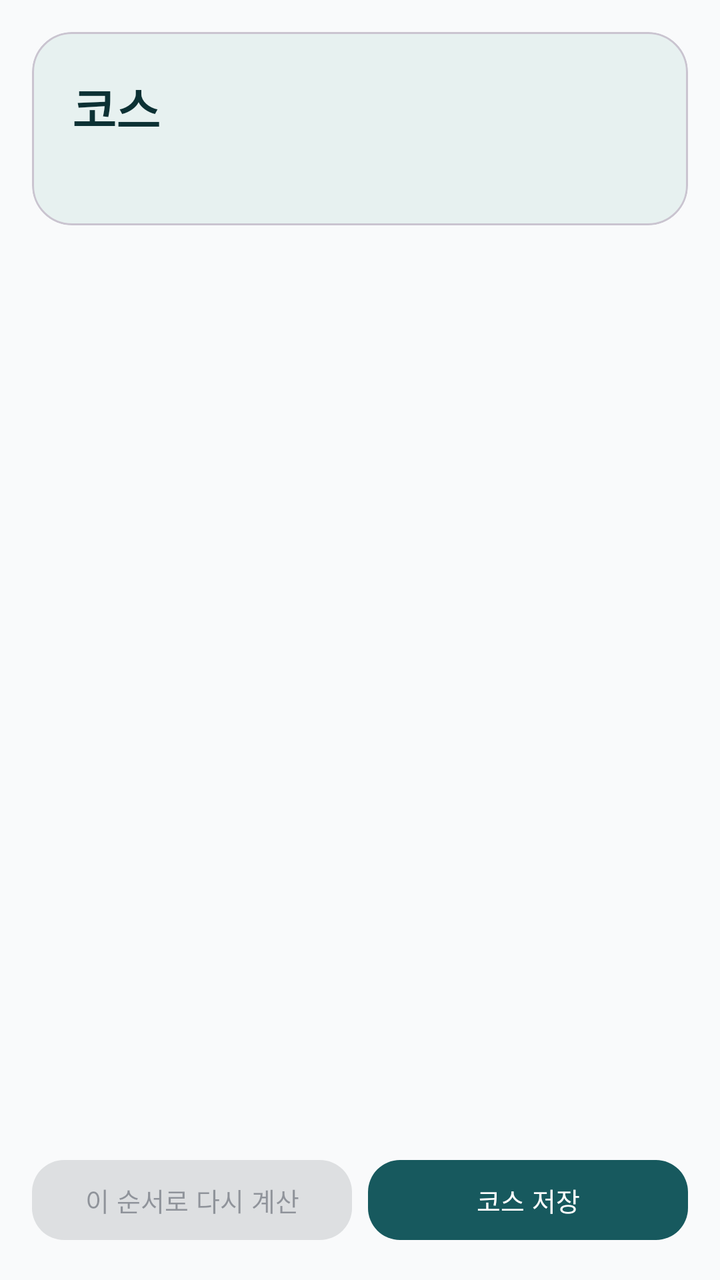
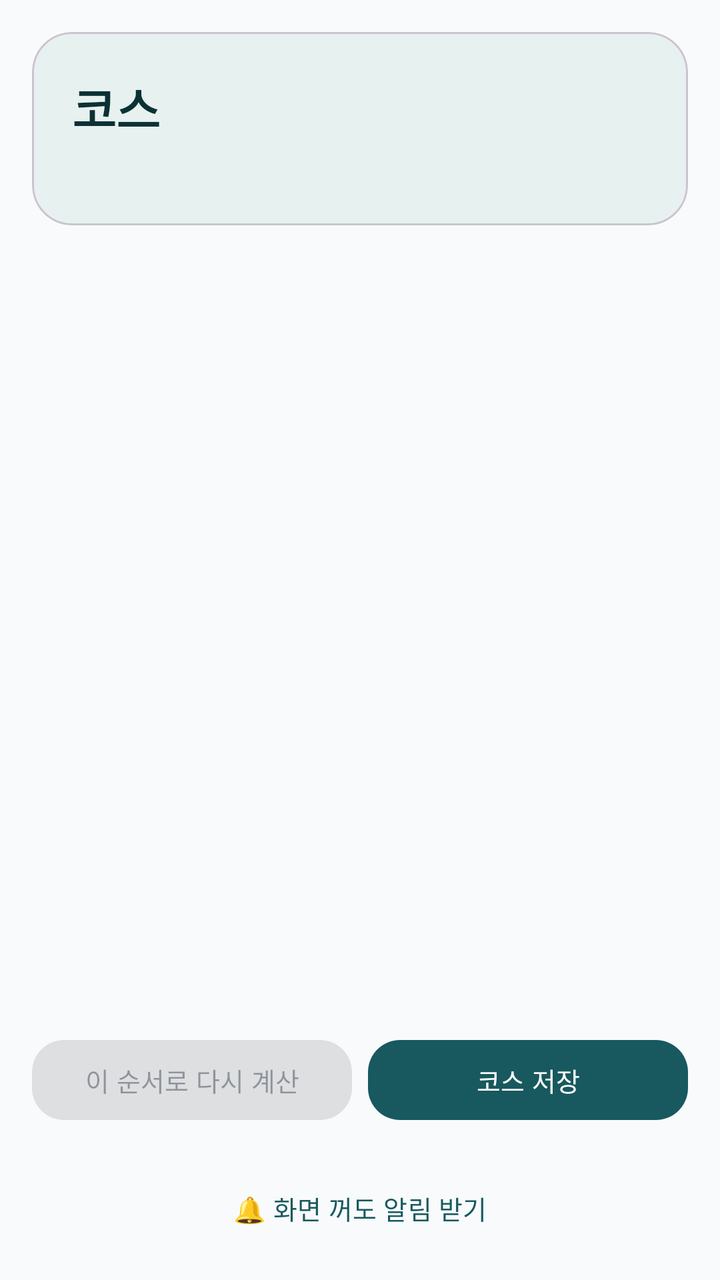

An Android layout rendered at two revisions. The XML below is the earlier revision; the diff shows what the commit changed to produce the second picture.
<!-- AndroidManifest.xml: application theme Theme.Yeobaek -->
<!-- res/layout/activity_yeobaek_planner.xml -->
<?xml version="1.0" encoding="utf-8"?>
<LinearLayout xmlns:android="http://schemas.android.com/apk/res/android"
    xmlns:app="http://schemas.android.com/apk/res-auto"
    android:layout_width="match_parent"
    android:layout_height="match_parent"
    android:orientation="vertical"
    android:background="@color/ye_background">

    <com.google.android.material.card.MaterialCardView
        android:layout_width="match_parent"
        android:layout_height="wrap_content"
        android:layout_margin="16dp"
        app:cardElevation="0dp"
        app:cardBackgroundColor="@color/ye_primary_container"
        app:cardCornerRadius="20dp">

        <LinearLayout
            android:layout_width="match_parent"
            android:layout_height="wrap_content"
            android:orientation="vertical"
            android:padding="20dp">

            <TextView
                android:id="@+id/planner_saved"
                android:layout_width="wrap_content"
                android:layout_height="wrap_content"
                android:text="코스"
                android:textColor="@color/ye_on_primary_container"
                android:textSize="24sp"
                android:textStyle="bold" />

            <TextView
                android:id="@+id/planner_sub"
                android:layout_width="wrap_content"
                android:layout_height="wrap_content"
                android:layout_marginTop="4dp"
                android:text=""
                android:textColor="@color/ye_on_primary_container"
                android:textSize="13sp" />

            <TextView
                android:id="@+id/planner_hint"
                android:layout_width="wrap_content"
                android:layout_height="wrap_content"
                android:layout_marginTop="8dp"
                android:text=""
                android:textColor="@color/ye_on_primary_container"
                android:textStyle="bold"
                android:textSize="12sp"
                android:visibility="gone" />
        </LinearLayout>
    </com.google.android.material.card.MaterialCardView>

    
    <com.google.android.material.card.MaterialCardView
        android:id="@+id/planner_alert"
        android:layout_width="match_parent"
        android:layout_height="wrap_content"
        android:layout_marginHorizontal="16dp"
        android:layout_marginBottom="8dp"
        android:visibility="gone"
        app:cardElevation="0dp"
        app:strokeColor="@color/ye_lv4"
        app:strokeWidth="1dp"
        app:cardBackgroundColor="@color/ye_surface"
        app:cardCornerRadius="16dp">

        <TextView
            android:id="@+id/planner_alert_text"
            android:layout_width="match_parent"
            android:layout_height="wrap_content"
            android:padding="14dp"
            android:text=""
            android:textColor="@color/ye_lv4"
            android:textStyle="bold"
            android:textSize="13sp" />
    </com.google.android.material.card.MaterialCardView>

    
    <TextView
        android:id="@+id/planner_edit_hint"
        android:layout_width="match_parent"
        android:layout_height="wrap_content"
        android:layout_marginHorizontal="16dp"
        android:layout_marginBottom="8dp"
        android:text="순서를 바꿨어요 — 다시 계산하면 도착 시각과 혼잡도가 갱신됩니다"
        android:textColor="@color/ye_on_surface_variant"
        android:textSize="12sp"
        android:visibility="gone" />

    <androidx.recyclerview.widget.RecyclerView
        android:id="@+id/planner_list"
        android:layout_width="match_parent"
        android:layout_height="0dp"
        android:layout_weight="1"
        android:clipToPadding="false"
        android:paddingBottom="8dp" />

    
    <LinearLayout
        android:layout_width="match_parent"
        android:layout_height="wrap_content"
        android:orientation="horizontal"
        android:paddingHorizontal="16dp"
        android:paddingBottom="16dp">

        <com.google.android.material.button.MaterialButton
            android:id="@+id/planner_recalc"
            style="@style/Widget.Material3.Button.TonalButton"
            android:layout_width="0dp"
            android:layout_height="wrap_content"
            android:layout_weight="1"
            android:layout_marginEnd="8dp"
            android:enabled="false"
            android:text="이 순서로 다시 계산"
            android:textSize="13sp"
            app:cornerRadius="16dp" />

        <com.google.android.material.button.MaterialButton
            android:id="@+id/planner_save"
            android:layout_width="0dp"
            android:layout_height="wrap_content"
            android:layout_weight="1"
            android:text="코스 저장"
            android:textSize="13sp"
            app:cornerRadius="16dp" />
    </LinearLayout>
</LinearLayout>
<!-- resources referenced by this layout -->
<resources>
  <color name="ye_background">#F9FAFB</color>
  <color name="ye_lv4">#93454A</color>
  <color name="ye_on_primary_container">#0C3134</color>
  <color name="ye_on_surface_variant">#6B7280</color>
  <color name="ye_primary_container">#E7F1F0</color>
  <color name="ye_surface">#FFFFFF</color>
  <style name="Theme.Yeobaek" parent="Theme.Material3.Light.NoActionBar">
          <item name="colorPrimary">@color/ye_primary</item>
          <item name="colorOnPrimary">@color/ye_on_primary</item>
          <item name="colorPrimaryContainer">@color/ye_primary_container</item>
          <item name="colorOnPrimaryContainer">@color/ye_on_primary_container</item>
          <item name="colorSecondary">@color/ye_secondary</item>
          <item name="android:colorBackground">@color/ye_background</item>
          <item name="colorSurface">@color/ye_surface</item>
          <item name="colorSurfaceVariant">@color/ye_surface_variant</item>
          <item name="colorOnSurface">@color/ye_on_surface</item>
          <item name="colorOnSurfaceVariant">@color/ye_on_surface_variant</item>
          <item name="colorOutline">@color/ye_outline</item>
          <item name="android:statusBarColor">@color/ye_background</item>
          <item name="android:windowLightStatusBar">true</item>
      </style>
  <color name="ye_primary">#17595E</color>
  <color name="ye_on_primary">#FFFFFF</color>
  <color name="ye_secondary">#0F3E42</color>
  <color name="ye_surface_variant">#EEF3F3</color>
  <color name="ye_on_surface">#111827</color>
  <color name="ye_outline">#DEE7E7</color>
</resources>

<!-- the commit's change to res/layout/activity_yeobaek_planner.xml (unified diff, before → after) -->
@@ -125,4 +125,15 @@
             android:textSize="13sp"
             app:cornerRadius="16dp" />
     </LinearLayout>
+
+    
+    <com.google.android.material.button.MaterialButton
+        android:id="@+id/planner_notify"
+        style="@style/Widget.Material3.Button.TextButton"
+        android:layout_width="match_parent"
+        android:layout_height="wrap_content"
+        android:layout_marginHorizontal="16dp"
+        android:layout_marginBottom="12dp"
+        android:text="🔔 화면 꺼도 알림 받기"
+        android:textSize="13sp" />
 </LinearLayout>
